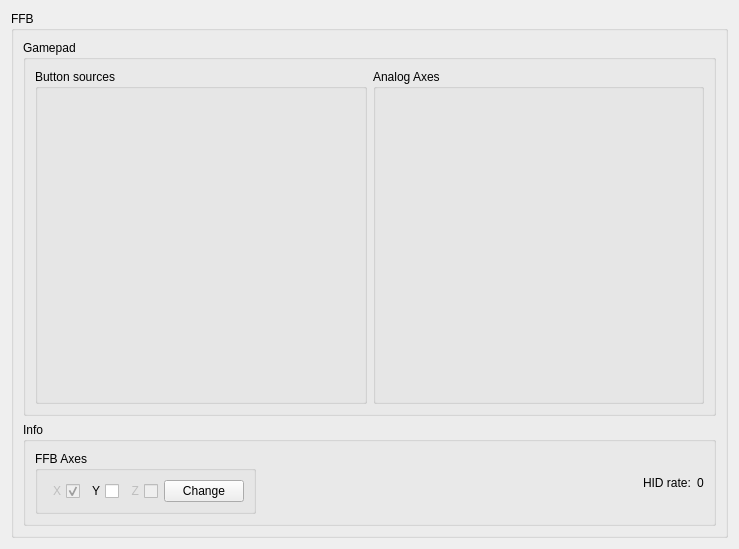
Above: res/ffbclass.ui from Ultrawipf/OpenFFBoard-configurator before the change. Below: the same form after it.
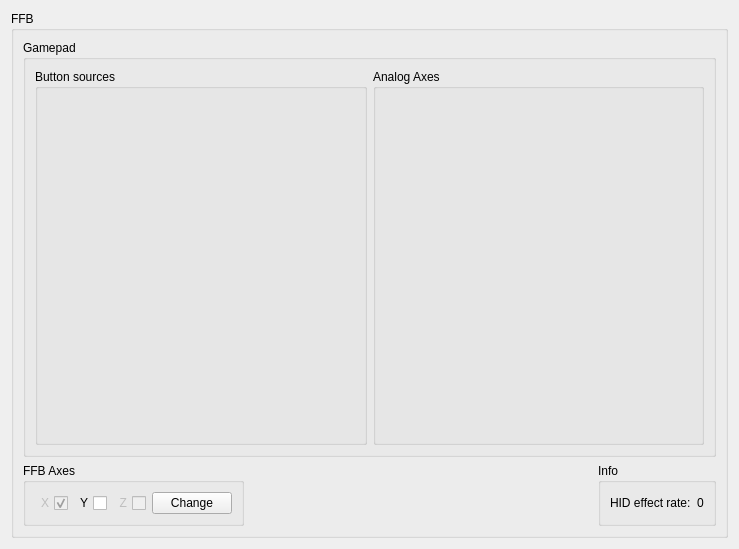
That is the form after the change.

Commit message: Moved encoder settings to widget

The edit to the form file:
```diff
--- a/res/ffbclass.ui
+++ b/res/ffbclass.ui
@@ -20,7 +20,42 @@
       <string>FFB</string>
      </property>
      <layout class="QGridLayout" name="gridLayout">
-      <item row="3" column="1">
+      <item row="0" column="0" rowspan="2" colspan="3">
+       <widget class="QGroupBox" name="groupBox_3">
+        <property name="sizePolicy">
+         <sizepolicy hsizetype="Preferred" vsizetype="Preferred">
+          <horstretch>0</horstretch>
+          <verstretch>1</verstretch>
+         </sizepolicy>
+        </property>
+        <property name="title">
+         <string>Gamepad</string>
+        </property>
+        <layout class="QHBoxLayout" name="horizontalLayout">
+         <item>
+          <widget class="QGroupBox" name="groupBox_buttons">
+           <property name="title">
+            <string>Button sources</string>
+           </property>
+          </widget>
+         </item>
+         <item>
+          <widget class="QGroupBox" name="groupBox_analogaxes">
+           <property name="sizePolicy">
+            <sizepolicy hsizetype="Minimum" vsizetype="Preferred">
+             <horstretch>0</horstretch>
+             <verstretch>0</verstretch>
+            </sizepolicy>
+           </property>
+           <property name="title">
+            <string>Analog Axes</string>
+           </property>
+          </widget>
+         </item>
+        </layout>
+       </widget>
+      </item>
+      <item row="3" column="2">
        <widget class="QGroupBox" name="groupBox_4">
         <property name="sizePolicy">
          <sizepolicy hsizetype="Preferred" vsizetype="Preferred">
@@ -32,7 +67,24 @@
          <string>Info</string>
         </property>
         <layout class="QHBoxLayout" name="horizontalLayout_3">
-         <item>
+         <item alignment="Qt::AlignLeft">
+          <widget class="QLabel" name="label_4">
+           <property name="text">
+            <string>HID effect rate:</string>
+           </property>
+          </widget>
+         </item>
+         <item alignment="Qt::AlignLeft">
+          <widget class="QLabel" name="label_HIDrate">
+           <property name="text">
+            <string>0</string>
+           </property>
+          </widget>
+         </item>
+        </layout>
+       </widget>
+      </item>
+      <item row="3" column="0">
           <widget class="QGroupBox" name="groupBox_2">
            <property name="sizePolicy">
             <sizepolicy hsizetype="Minimum" vsizetype="Minimum">
@@ -102,7 +154,7 @@
            </layout>
           </widget>
          </item>
-         <item>
+      <item row="3" column="1">
           <spacer name="horizontalSpacer_3">
            <property name="orientation">
             <enum>Qt::Horizontal</enum>
@@ -117,58 +169,6 @@
             </size>
            </property>
           </spacer>
-         </item>
-         <item alignment="Qt::AlignLeft">
-          <widget class="QLabel" name="label_4">
-           <property name="text">
-            <string>HID rate:</string>
-           </property>
-          </widget>
-         </item>
-         <item alignment="Qt::AlignLeft">
-          <widget class="QLabel" name="label_HIDrate">
-           <property name="text">
-            <string>0</string>
-           </property>
-          </widget>
-         </item>
-        </layout>
-       </widget>
-      </item>
-      <item row="0" column="1" rowspan="2">
-       <widget class="QGroupBox" name="groupBox_3">
-        <property name="sizePolicy">
-         <sizepolicy hsizetype="Preferred" vsizetype="Preferred">
-          <horstretch>0</horstretch>
-          <verstretch>1</verstretch>
-         </sizepolicy>
-        </property>
-        <property name="title">
-         <string>Gamepad</string>
-        </property>
-        <layout class="QHBoxLayout" name="horizontalLayout">
-         <item>
-          <widget class="QGroupBox" name="groupBox_buttons">
-           <property name="title">
-            <string>Button sources</string>
-           </property>
-          </widget>
-         </item>
-         <item>
-          <widget class="QGroupBox" name="groupBox_analogaxes">
-           <property name="sizePolicy">
-            <sizepolicy hsizetype="Minimum" vsizetype="Preferred">
-             <horstretch>0</horstretch>
-             <verstretch>0</verstretch>
-            </sizepolicy>
-           </property>
-           <property name="title">
-            <string>Analog Axes</string>
-           </property>
-          </widget>
-         </item>
-        </layout>
-       </widget>
       </item>
      </layout>
     </widget>
```
Lines whose indentation alone changed are shown as unchanged. The commit also changes 6 other files.
